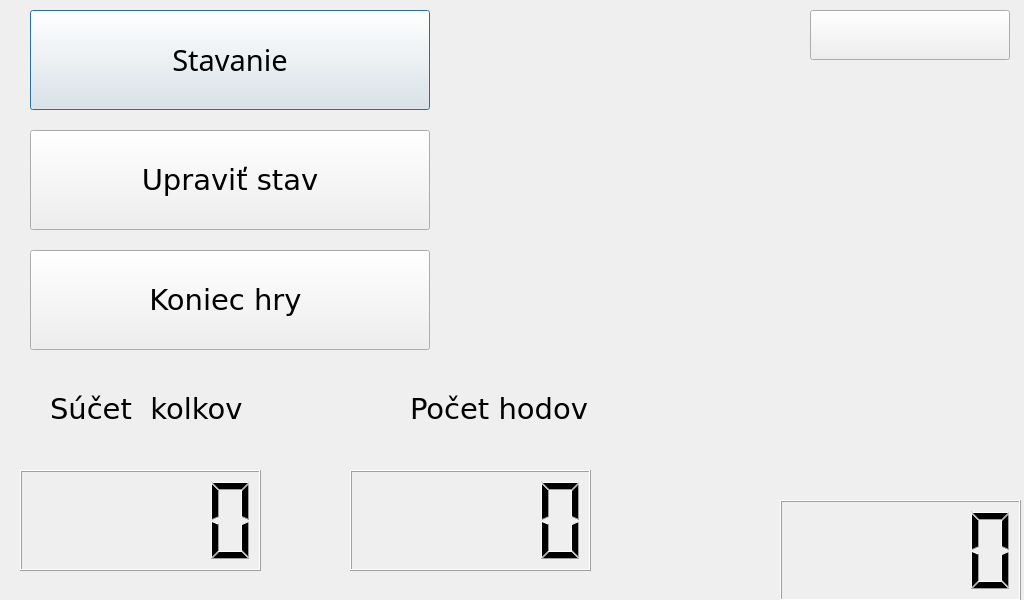
This is Ninepins_rpi_1.1.0/partialgamewindow.ui in tylnesh/Ninepins as Qt 5 draws it before an edit. The edited form follows.
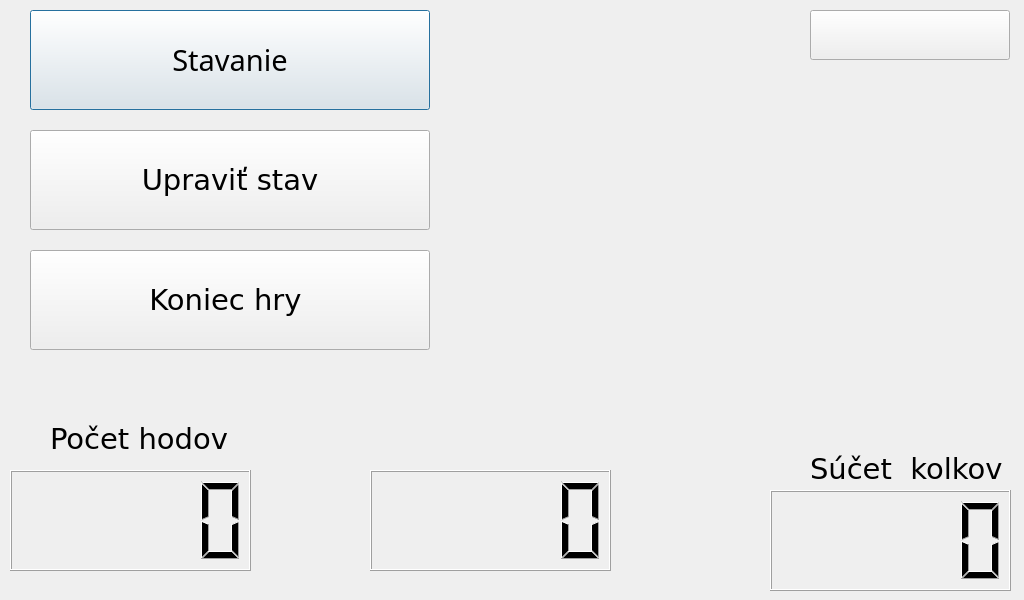
This is the edited form. Icons and pictures are not drawn.

```diff
--- a/Ninepins_rpi_1.1.0/partialgamewindow.ui
+++ b/Ninepins_rpi_1.1.0/partialgamewindow.ui
@@ -171,8 +171,8 @@
   <widget class="QLabel" name="label_3">
    <property name="geometry">
     <rect>
-     <x>50</x>
-     <y>390</y>
+     <x>810</x>
+     <y>450</y>
      <width>211</width>
      <height>37</height>
     </rect>
@@ -277,8 +277,8 @@
   <widget class="QLabel" name="label_4">
    <property name="geometry">
     <rect>
-     <x>410</x>
-     <y>390</y>
+     <x>50</x>
+     <y>420</y>
      <width>191</width>
      <height>37</height>
     </rect>
@@ -302,7 +302,7 @@
   <widget class="QLCDNumber" name="roundsLCD">
    <property name="geometry">
     <rect>
-     <x>350</x>
+     <x>10</x>
      <y>470</y>
      <width>241</width>
      <height>101</height>
@@ -312,8 +312,8 @@
   <widget class="QLCDNumber" name="scoreLCD">
    <property name="geometry">
     <rect>
-     <x>20</x>
-     <y>470</y>
+     <x>770</x>
+     <y>490</y>
      <width>241</width>
      <height>101</height>
     </rect>
@@ -349,8 +349,8 @@
   <widget class="QLCDNumber" name="pointsLCD">
    <property name="geometry">
     <rect>
-     <x>780</x>
-     <y>500</y>
+     <x>370</x>
+     <y>470</y>
      <width>241</width>
      <height>101</height>
     </rect>
```
